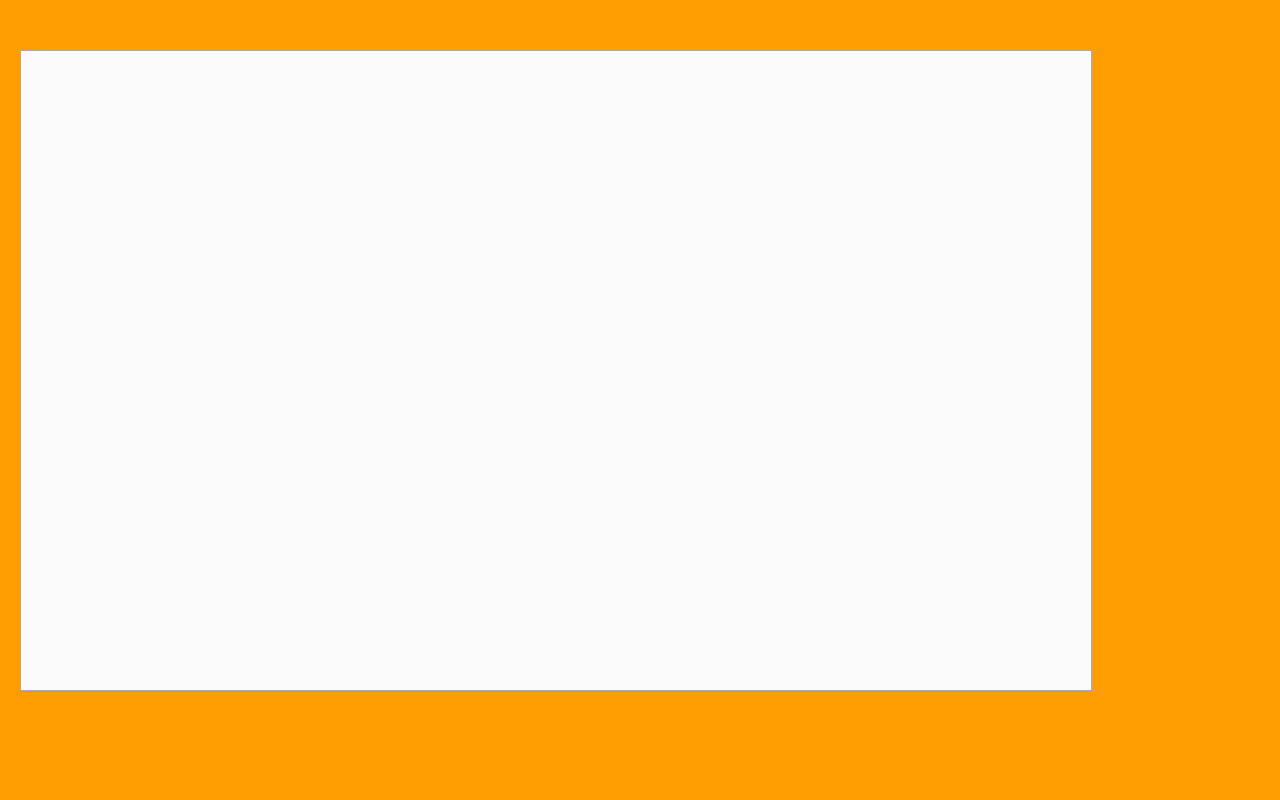
This is source/Axolotl1.1/mainwindow.ui in nickywongdong/wombat as Qt 5 draws it before an edit. The edited form follows.
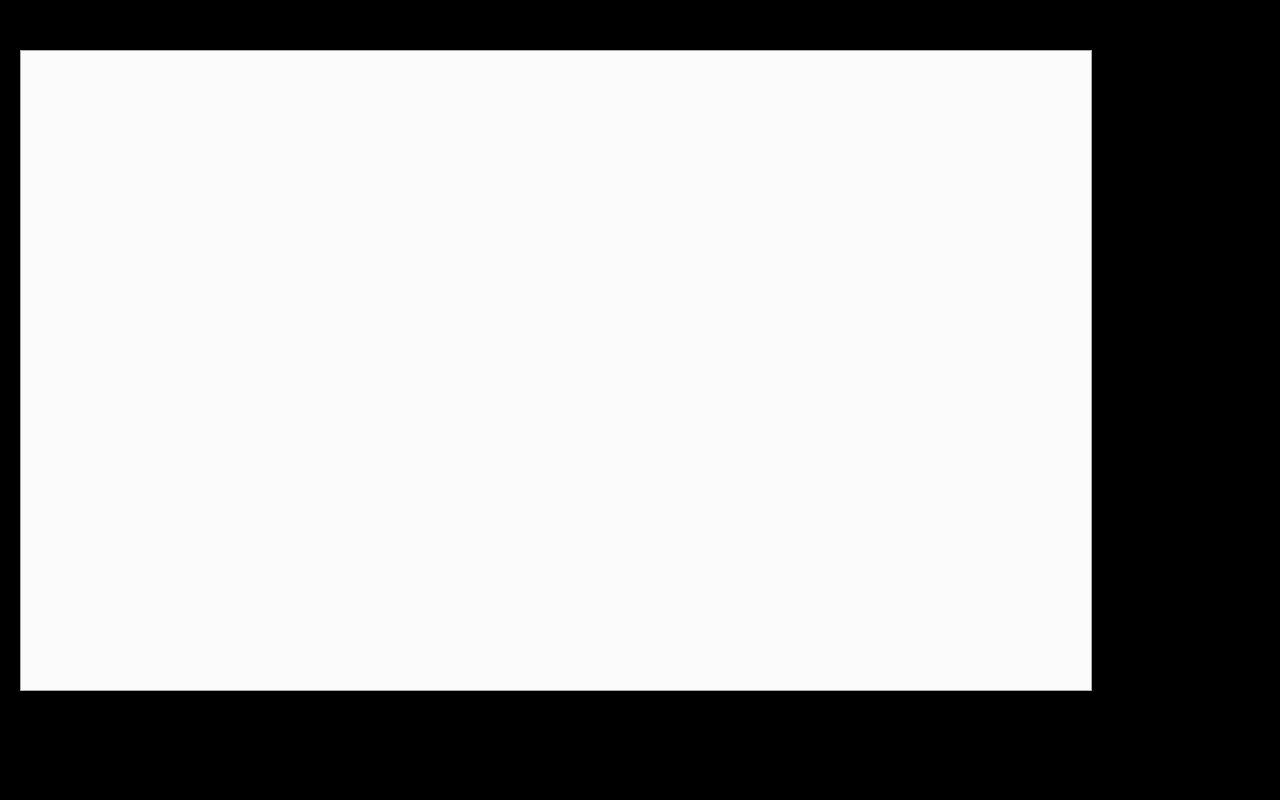
This is the edited form.

```diff
--- a/source/Axolotl1.1/mainwindow.ui
+++ b/source/Axolotl1.1/mainwindow.ui
@@ -16,18 +16,18 @@
      <colorrole role="Base">
       <brush brushstyle="SolidPattern">
        <color alpha="255">
-        <red>255</red>
-        <green>158</green>
-        <blue>2</blue>
+        <red>0</red>
+        <green>0</green>
+        <blue>0</blue>
        </color>
       </brush>
      </colorrole>
      <colorrole role="Window">
       <brush brushstyle="SolidPattern">
        <color alpha="255">
-        <red>255</red>
-        <green>158</green>
-        <blue>2</blue>
+        <red>0</red>
+        <green>0</green>
+        <blue>0</blue>
        </color>
       </brush>
      </colorrole>
@@ -36,18 +36,18 @@
      <colorrole role="Base">
       <brush brushstyle="SolidPattern">
        <color alpha="255">
-        <red>255</red>
-        <green>158</green>
-        <blue>2</blue>
+        <red>0</red>
+        <green>0</green>
+        <blue>0</blue>
        </color>
       </brush>
      </colorrole>
      <colorrole role="Window">
       <brush brushstyle="SolidPattern">
        <color alpha="255">
-        <red>255</red>
-        <green>158</green>
-        <blue>2</blue>
+        <red>0</red>
+        <green>0</green>
+        <blue>0</blue>
        </color>
       </brush>
      </colorrole>
@@ -56,18 +56,18 @@
      <colorrole role="Base">
       <brush brushstyle="SolidPattern">
        <color alpha="255">
-        <red>255</red>
-        <green>158</green>
-        <blue>2</blue>
+        <red>0</red>
+        <green>0</green>
+        <blue>0</blue>
        </color>
       </brush>
      </colorrole>
      <colorrole role="Window">
       <brush brushstyle="SolidPattern">
        <color alpha="255">
-        <red>255</red>
-        <green>158</green>
-        <blue>2</blue>
+        <red>0</red>
+        <green>0</green>
+        <blue>0</blue>
        </color>
       </brush>
      </colorrole>
```
